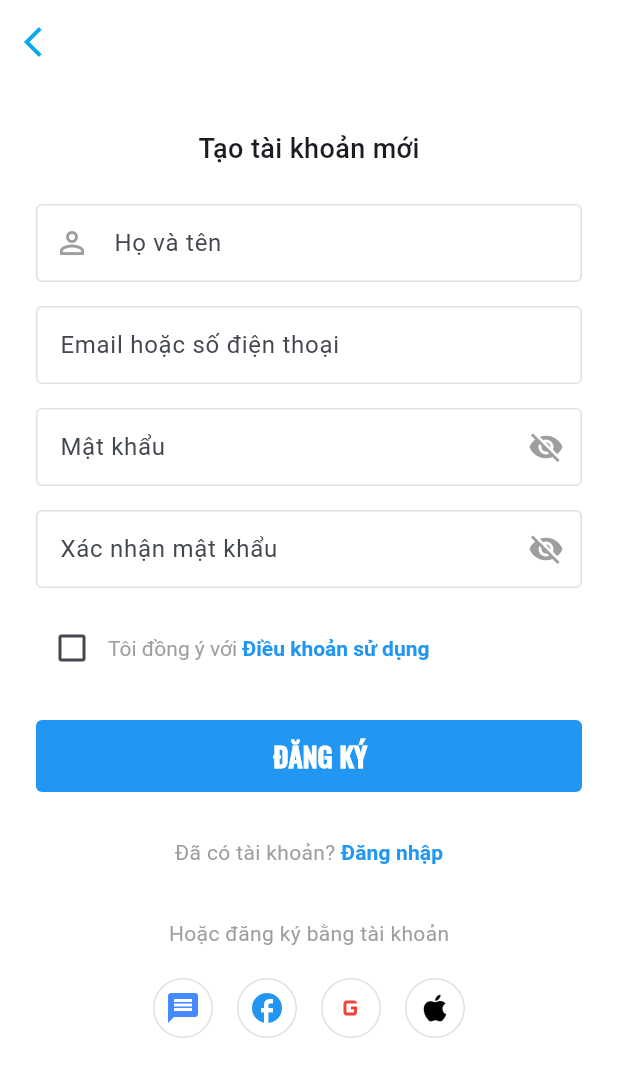
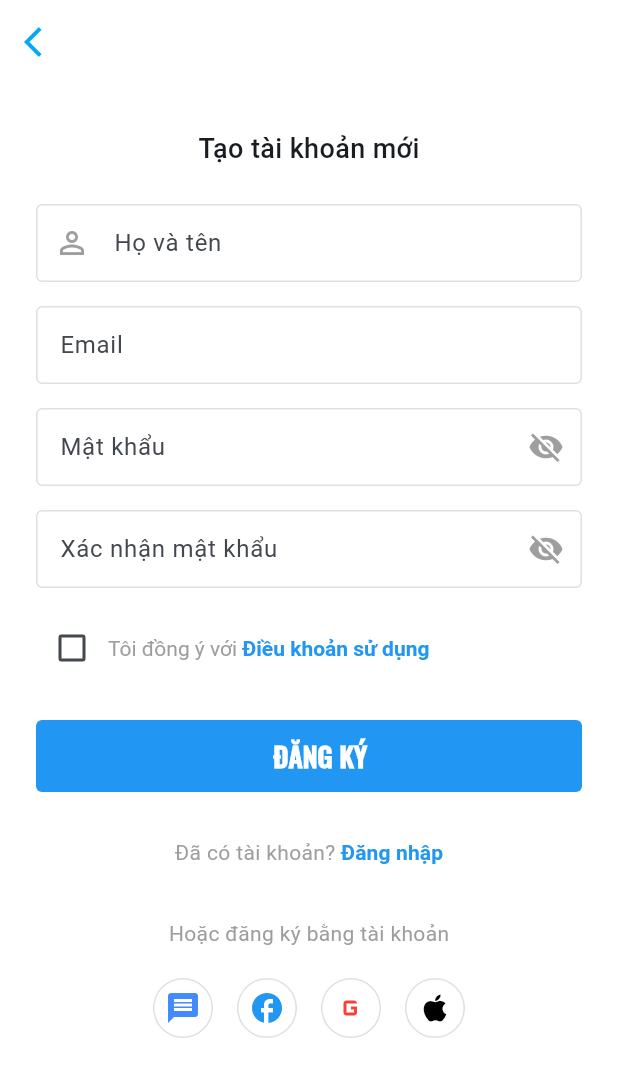
Before and after one commit to kienkieen/MediHub, a Flutter app: the RegisterScreen screen opened directly, on a phone screen of 412 x 824 dp. Shown: the top 1077 px of the screen. Run offline on Flutter 3.47's test engine with Material 3 defaults, Android fonts, the phone set to English and light mode, and no system bars; our stand-ins replace flutter_svg.

Commit message:
update file regiter

```diff
--- a/lib/presentation/screens/login/register.dart
+++ b/lib/presentation/screens/login/register.dart
@@ -146,7 +146,7 @@ class _SignUpFormState extends State<SignUpForm> {
           // Phone/Email input
           EmailInputField(
             controller: _phoneController,
-            hintText: 'Email hoặc số điện thoại',
+            hintText: 'Email',
           ),
           const SizedBox(height: 16),
           // Password input field
```
